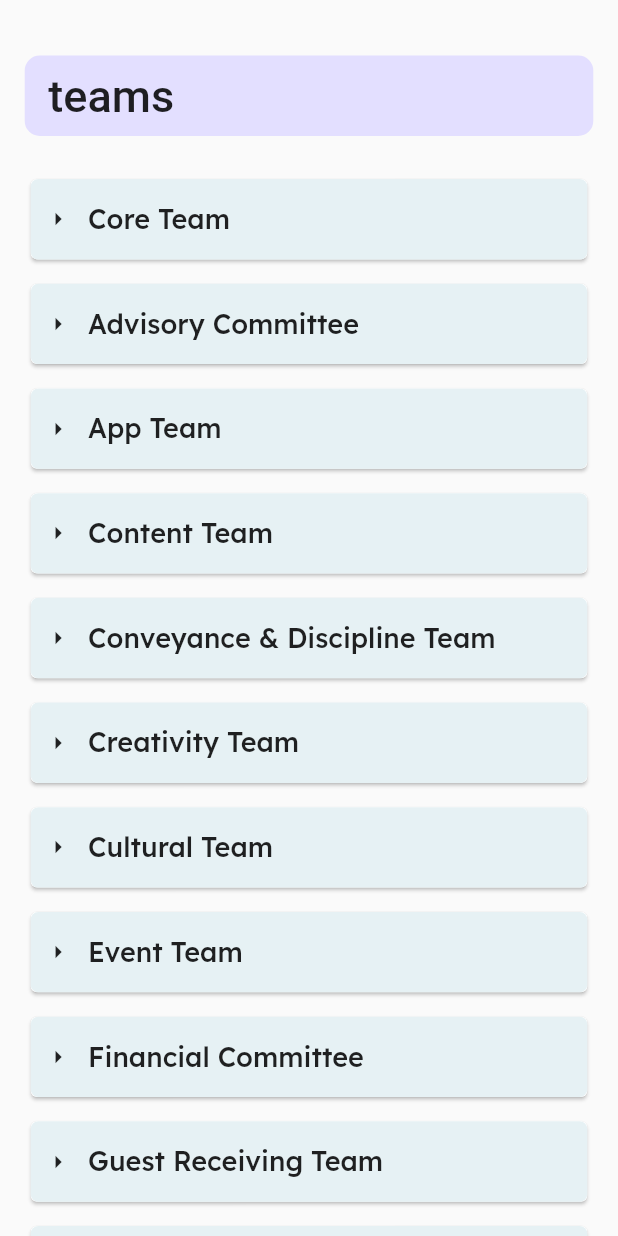
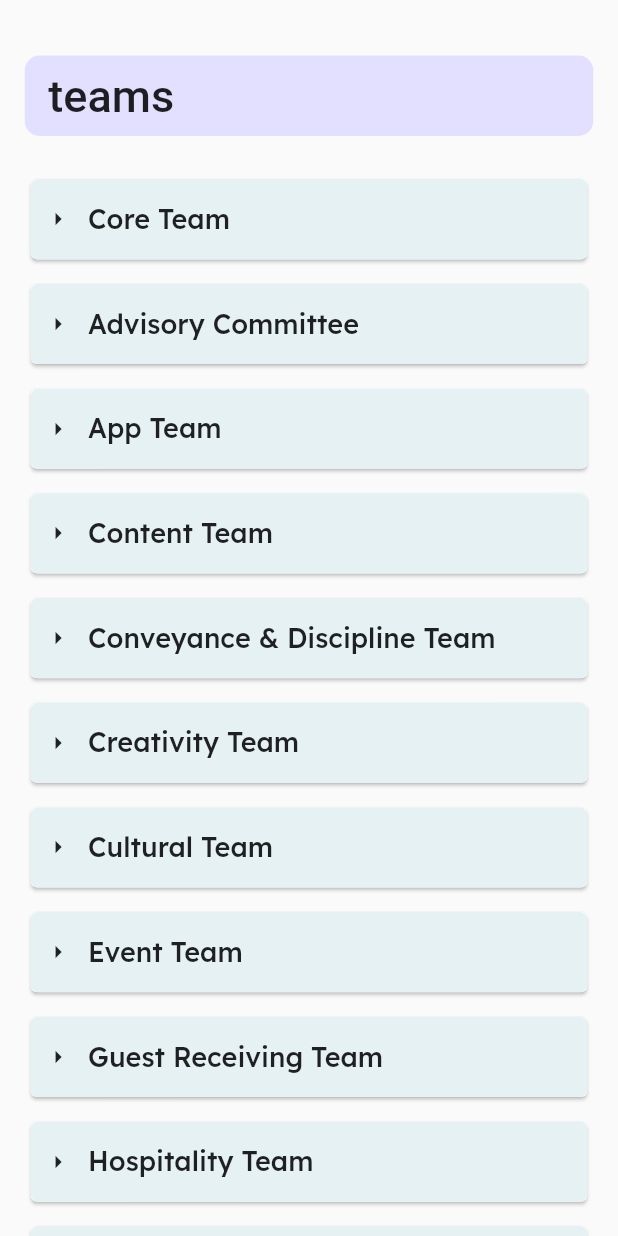
Before and after one commit to DevCANS/udgam2k23App, a Flutter app: the screen it shows once a user with an empty profile is signed in, item 4 of the bottom bar chosen, scrolled down 576 dp, after a tap on "Teams", on a phone screen of 412 x 824 dp. Run offline on Flutter 3.47's test engine with Material 2 defaults, Android fonts, the phone set to English and light mode, and no system bars; our stand-ins replace carousel_slider, cloud_firestore, curved_navigation_bar, firebase_auth, firebase_core, font_awesome_flutter and 2 more; missing offline and left inert: easy_image_viewer, xen_popup_card; accounts and stored records are empty; network calls fail; Roboto replaces fonts that are missing (Samarkan).

Commit message:
team indexing error fix

```diff
--- a/udgam2k23/lib/screens/about/team_screen.dart
+++ b/udgam2k23/lib/screens/about/team_screen.dart
@@ -153,15 +153,15 @@
                   ),
                 ),
               ),
-              TeamList(
-                teamname: "Financial Committee",
-                onPressed: () => Navigator.of(context).push(
-                  CustomPageRoute(
-                    child: const FinancialTeam(),
-                    direction: AxisDirection.left,
-                  ),
-                ),
-              ),
+              // TeamList(
+              //   teamname: "Financial Committee",
+              //   onPressed: () => Navigator.of(context).push(
+              //     CustomPageRoute(
+              //       child: const FinancialTeam(),
+              //       direction: AxisDirection.left,
+              //     ),
+              //   ),
+              // ),
               TeamList(
                 teamname: "Guest Receiving Team",
                 onPressed: () => Navigator.of(context).push(
--- a/udgam2k23/lib/screens/teams/guest.dart
+++ b/udgam2k23/lib/screens/teams/guest.dart
@@ -95,7 +95,7 @@
                   builder: (context, snapshot) {
                     if (snapshot.hasData) {
                       final teams = snapshot.data!;
-                      return TeamCard(teams[9]['guest'], context, size);
+                      return TeamCard(teams[8]['guest'], context, size);
                     }
                     return const Center(
                       child: CircularProgressIndicator(
--- a/udgam2k23/lib/screens/teams/hospitality.dart
+++ b/udgam2k23/lib/screens/teams/hospitality.dart
@@ -95,7 +95,7 @@
                   builder: (context, snapshot) {
                     if (snapshot.hasData) {
                       final teams = snapshot.data!;
-                      return TeamCard(teams[10]['hospitality'], context, size);
+                      return TeamCard(teams[9]['hospitality'], context, size);
                     }
                     return const Center(
                       child: CircularProgressIndicator(
--- a/udgam2k23/lib/screens/teams/infrastructure.dart
+++ b/udgam2k23/lib/screens/teams/infrastructure.dart
@@ -96,7 +96,7 @@
                     if (snapshot.hasData) {
                       final teams = snapshot.data!;
                       return TeamCard(
-                          teams[11]['infrastructure'], context, size);
+                          teams[10]['infrastructure'], context, size);
                     }
                     return const Center(
                       child: CircularProgressIndicator(
--- a/udgam2k23/lib/screens/teams/marketing.dart
+++ b/udgam2k23/lib/screens/teams/marketing.dart
@@ -95,7 +95,7 @@
                   builder: (context, snapshot) {
                     if (snapshot.hasData) {
                       final teams = snapshot.data!;
-                      return TeamCard(teams[12]['marketing'], context, size);
+                      return TeamCard(teams[11]['marketing'], context, size);
                     }
                     return const Center(
                       child: CircularProgressIndicator(
--- a/udgam2k23/lib/screens/teams/merchandise.dart
+++ b/udgam2k23/lib/screens/teams/merchandise.dart
@@ -95,7 +95,7 @@
                   builder: (context, snapshot) {
                     if (snapshot.hasData) {
                       final teams = snapshot.data!;
-                      return TeamCard(teams[13]['merchandise'], context, size);
+                      return TeamCard(teams[12]['merchandise'], context, size);
                     }
                     return const Center(
                       child: CircularProgressIndicator(
--- a/udgam2k23/lib/screens/teams/photography.dart
+++ b/udgam2k23/lib/screens/teams/photography.dart
@@ -95,7 +95,7 @@
                   builder: (context, snapshot) {
                     if (snapshot.hasData) {
                       final teams = snapshot.data!;
-                      return TeamCard(teams[14]['photography'], context, size);
+                      return TeamCard(teams[13]['photography'], context, size);
                     }
                     return const Center(
                       child: CircularProgressIndicator(
--- a/udgam2k23/lib/screens/teams/publicity.dart
+++ b/udgam2k23/lib/screens/teams/publicity.dart
@@ -95,7 +95,7 @@
                   builder: (context, snapshot) {
                     if (snapshot.hasData) {
                       final teams = snapshot.data!;
-                      return TeamCard(teams[15]['publicity'], context, size);
+                      return TeamCard(teams[14]['publicity'], context, size);
                     }
                     return const Center(
                       child: CircularProgressIndicator(
--- a/udgam2k23/lib/screens/teams/sponsorship.dart
+++ b/udgam2k23/lib/screens/teams/sponsorship.dart
@@ -95,7 +95,7 @@
                   builder: (context, snapshot) {
                     if (snapshot.hasData) {
                       final teams = snapshot.data!;
-                      return TeamCard(teams[16]['sponsorship'], context, size);
+                      return TeamCard(teams[15]['sponsorship'], context, size);
                     }
                     return const Center(
                       child: CircularProgressIndicator(
--- a/udgam2k23/lib/screens/teams/technical.dart
+++ b/udgam2k23/lib/screens/teams/technical.dart
@@ -95,7 +95,7 @@
                   builder: (context, snapshot) {
                     if (snapshot.hasData) {
                       final teams = snapshot.data!;
-                      return TeamCard(teams[17]['technical'], context, size);
+                      return TeamCard(teams[16]['technical'], context, size);
                     }
                     return const Center(
                       child: CircularProgressIndicator(
--- a/udgam2k23/lib/screens/teams/web.dart
+++ b/udgam2k23/lib/screens/teams/web.dart
@@ -95,7 +95,7 @@
                   builder: (context, snapshot) {
                     if (snapshot.hasData) {
                       final teams = snapshot.data!;
-                      return TeamCard(teams[18]['web'], context, size);
+                      return TeamCard(teams[17]['web'], context, size);
                     }
                     return const Center(
                       child: CircularProgressIndicator(
```
